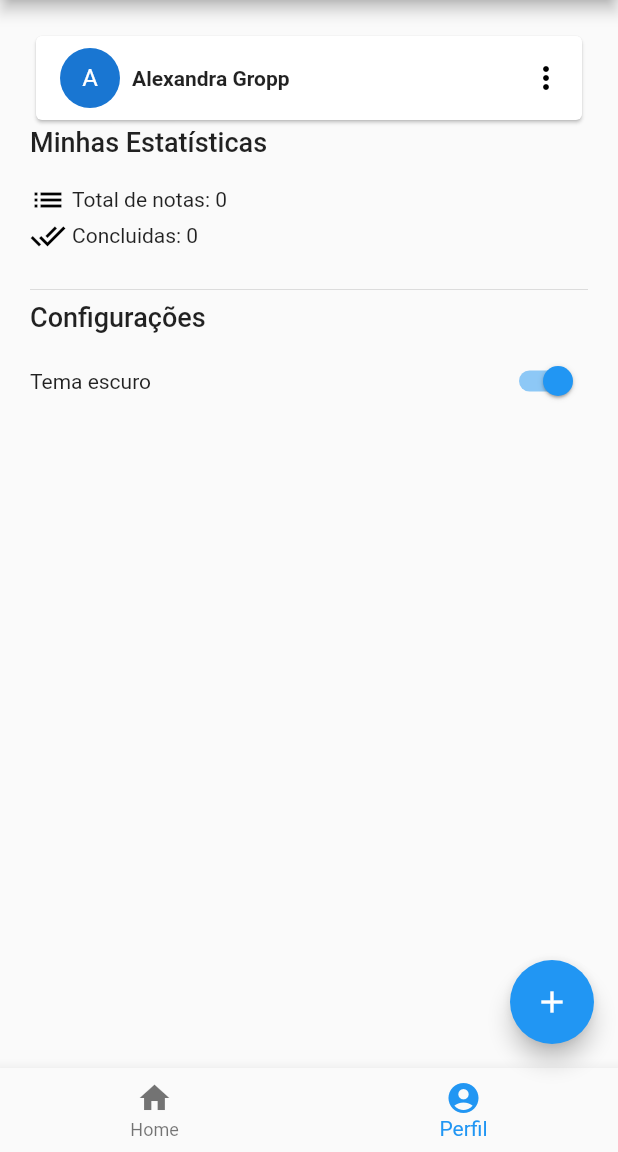
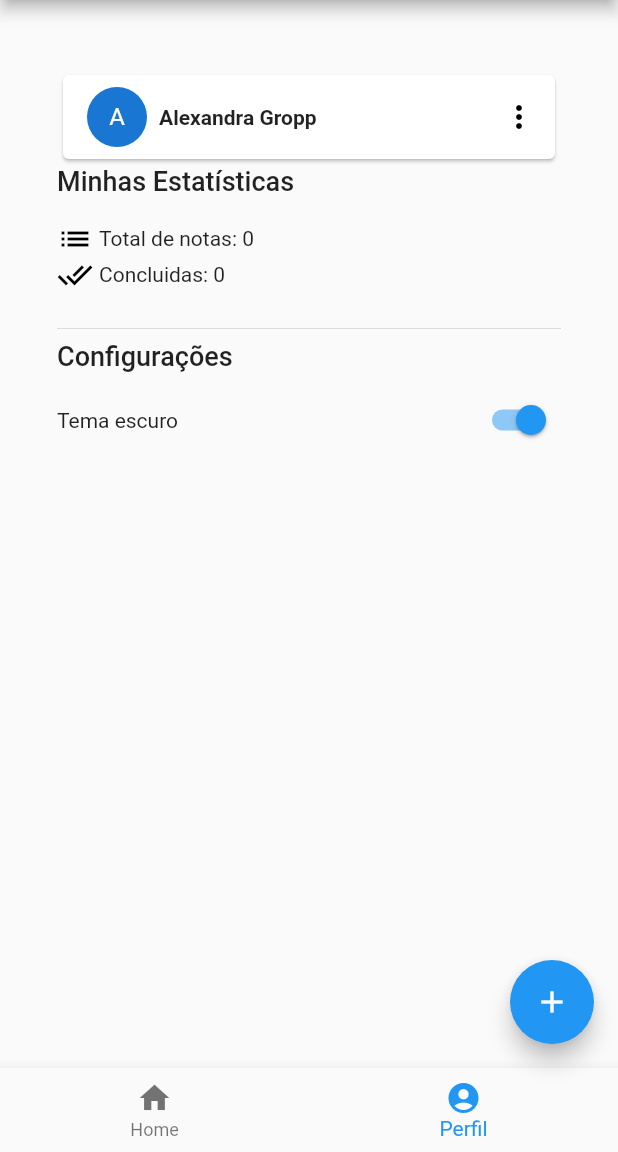
Before and after one commit to DevAlePeppermint/mjv-flutter, a Flutter app: the screen it shows after launch, item 2 of the bottom bar chosen, on a phone screen of 412 x 824 dp, the part 84-1236 px from its top. Run offline on Flutter 3.47's test engine with Material 2 defaults, Android fonts, the phone set to English and light mode, and no system bars; our stand-ins replace image_picker, shared_preferences.

Commit message:
Aula 23-06

```diff
--- /dev/null
+++ b/school/lib/app_routes/app_routes.dart
@@ -0,0 +1,16 @@
+import 'package:flutter/material.dart';
+import 'package:school/pages/detalhe/detalhe_page.dart';
+import 'package:school/pages/home/home_page.dart';
+
+class AppRoutes {
+  static String initialRoute = '/';
+  static String detalhe = '/detalhe';
+
+
+  static Map<String, Widget Function(BuildContext)> routes () {
+    return {
+      initialRoute: (context) => const HomePage(),
+      detalhe: (context) => const DetalhePage(),
+    };
+  }
+}
--- a/school/lib/app_widget.dart
+++ b/school/lib/app_widget.dart
@@ -1,6 +1,6 @@
 // import 'package:flutter/cupertino.dart';
 import 'package:flutter/material.dart';
-import 'package:school/pages/home/home_page.dart';
+import 'package:school/app_routes/app_routes.dart';
 
 class MyApp extends StatelessWidget {
   const MyApp({super.key});
@@ -40,21 +40,9 @@ class MyApp extends StatelessWidget {
       )
     );
 
-    return const MaterialApp(
+    return MaterialApp(
       title: 'School',
-      home: HomePage()
+      routes: AppRoutes.routes(),
     );
-
-
-    // CupertinoApp(
-    //   theme: CupertinoThemeData(brightness: Brightness.light),
-    //   home: CupertinoPageScaffold(
-    //     child: Center(
-    //       child: CupertinoButton.filled(
-    //         child: Text('Botão'), onPressed: () {}
-    //       )
-    //     )
-    //   ),
-    // );
   }
 }
--- /dev/null
+++ b/school/lib/components/body_component.dart
@@ -0,0 +1,39 @@
+import 'package:flutter/material.dart';
+import 'package:school/components/app_bar_component.dart';
+
+class BodyComponent extends StatelessWidget {
+  final Widget child;
+  final EdgeInsets? padding;
+  final EdgeInsets? margin;
+  final BottomNavigationBar? bar;
+  final FloatingActionButton? actionButton;
+
+  const BodyComponent({
+    super.key,
+    required this.child,
+    this.padding,
+    this.margin,
+    this.bar,
+    this.actionButton,
+  });
+
+  @override
+  Widget build(BuildContext context) {
+    return Scaffold(
+      appBar: const AppBarComponent(),
+      body: Container(
+        width: MediaQuery.of(context).size.width,
+        height: MediaQuery.of(context).size.height,
+        alignment: Alignment.topCenter,
+        margin: margin ?? const EdgeInsets.only(top: 8),
+        padding: padding ?? const EdgeInsets.all(18),
+        // medidas que o box pode ter
+        constraints: BoxConstraints(maxWidth: MediaQuery.of(context).size.width),
+        child: child
+      ),
+      bottomNavigationBar: bar,
+      floatingActionButton: actionButton,
+    );
+  }
+
+}
--- a/school/lib/pages/home/home_page.dart
+++ b/school/lib/pages/home/home_page.dart
@@ -1,7 +1,10 @@
 import 'package:flutter/material.dart';
+import 'package:provider/provider.dart';
+import 'package:school/components/body_component.dart';
 import 'package:school/pages/home/abas/afazeres_tab.dart';
 import 'package:school/pages/home/abas/perfil_tab.dart';
 import '../../components/app_bar_component.dart';
+import '../../providers/afazer_provider.dart';
 
 class HomePage extends StatefulWidget {
   const HomePage({super.key});
@@ -11,11 +14,13 @@ class HomePage extends StatefulWidget {
 }
 
 class _HomePage extends State<HomePage>{
+  late AfazerProvider store;
   late int indexAtual;
 
   @override
   void initState() {
     indexAtual = 0;
+    store = Provider.of<AfazerProvider>(context, listen: false);
     super.initState();
   }
 
@@ -44,10 +49,8 @@ class _HomePage extends State<HomePage>{
       const PerfilTab(),
     ];
 
-    return Scaffold(
-      appBar: const AppBarComponent(titulo: 'School'),
-      body: _conteudos.elementAt(indexAtual),
-      bottomNavigationBar: BottomNavigationBar(
+    return BodyComponent(
+      bar: BottomNavigationBar(
         onTap: (index) {
           setState(() {
             indexAtual = index;
@@ -56,12 +59,13 @@ class _HomePage extends State<HomePage>{
         currentIndex: indexAtual,
         items: _abas,
       ),
-      floatingActionButton: FloatingActionButton(
+      actionButton: FloatingActionButton(
         onPressed: () {
-
+          store.abrirModalCadastro(context);
         },
         child: const Icon(Icons.add)
       ),
+      child: _conteudos.elementAt(indexAtual)
     );
   }
 }
--- a/school/pubspec.yaml
+++ b/school/pubspec.yaml
@@ -38,6 +38,7 @@ dependencies:
   uuid: ^3.0.7
   shared_preferences: ^2.1.2
   provider: ^6.0.5
+  image_picker: ^0.8.9
 
 dev_dependencies:
   flutter_test:
```
Also changed, not shown: school/lib/pages/detalhe/components/detalhe_header.dart (added, +67 -0 lines), school/lib/pages/detalhe/detalhe_page.dart (added, +42 -0 lines), school/lib/pages/home/abas/afazeres_tab.dart (+27 -35 lines), school/lib/pages/home/components/item_widget.dart (+25 -22 lines), school/lib/providers/afazer_provider.dart (+25 -0 lines), school/lib/services/picker_service.dart (added, +30 -0 lines), school/pubspec.lock, 5 other files.
